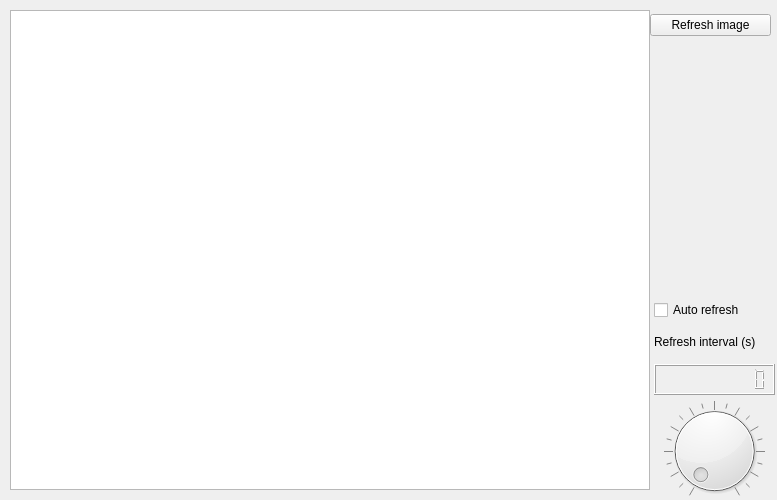
Above: clientapps/SensorTest/widgets/qcamerawidget.ui from keigezellig/fruitHAP before the change. Below: the same form after it.
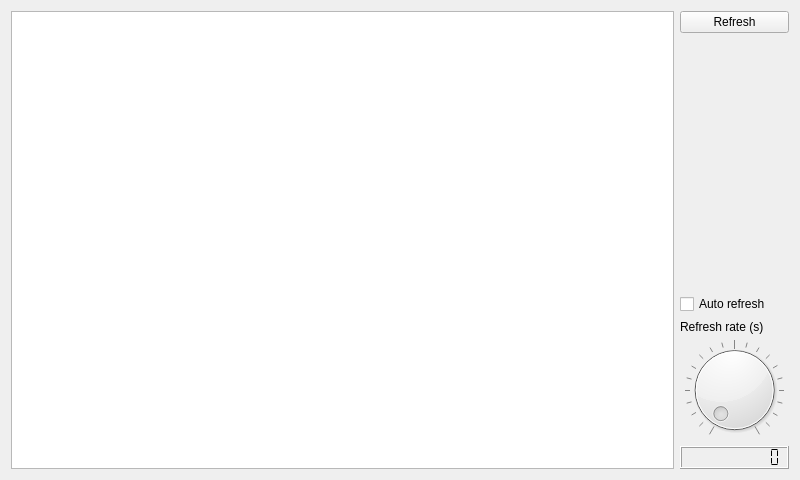
That is the form after the change.

What changed in the file:
```diff
--- a/clientapps/SensorTest/widgets/qcamerawidget.ui
+++ b/clientapps/SensorTest/widgets/qcamerawidget.ui
@@ -6,110 +6,101 @@
    <rect>
     <x>0</x>
     <y>0</y>
-    <width>777</width>
-    <height>500</height>
+    <width>800</width>
+    <height>480</height>
    </rect>
   </property>
   <property name="sizePolicy">
-   <sizepolicy hsizetype="Fixed" vsizetype="Fixed">
+   <sizepolicy hsizetype="Minimum" vsizetype="Minimum">
     <horstretch>0</horstretch>
     <verstretch>0</verstretch>
    </sizepolicy>
   </property>
+  <property name="minimumSize">
+   <size>
+    <width>800</width>
+    <height>480</height>
+   </size>
+  </property>
+  <property name="maximumSize">
+   <size>
+    <width>800</width>
+    <height>480</height>
+   </size>
+  </property>
   <property name="windowTitle">
    <string>Form</string>
   </property>
-  <widget class="QGraphicsView" name="graphicsView">
-   <property name="geometry">
-    <rect>
-     <x>10</x>
-     <y>10</y>
-     <width>640</width>
-     <height>480</height>
-    </rect>
-   </property>
-   <property name="sizePolicy">
-    <sizepolicy hsizetype="Fixed" vsizetype="Fixed">
-     <horstretch>0</horstretch>
-     <verstretch>0</verstretch>
-    </sizepolicy>
-   </property>
-  </widget>
-  <widget class="QWidget" name="verticalLayoutWidget">
-   <property name="geometry">
-    <rect>
-     <x>654</x>
-     <y>300</y>
-     <width>121</width>
-     <height>201</height>
-    </rect>
-   </property>
-   <layout class="QVBoxLayout" name="verticalLayout">
+  <layout class="QHBoxLayout" name="horizontalLayout">
+   <item>
+    <widget class="QGraphicsView" name="graphicsView"/>
+   </item>
+   <item>
+    <layout class="QVBoxLayout" name="verticalLayout_3">
+     <item>
+      <widget class="QPushButton" name="btnRefresh">
+       <property name="text">
+        <string>Refresh</string>
+       </property>
+      </widget>
+     </item>
+     <item>
+      <spacer name="verticalSpacer">
+       <property name="orientation">
+        <enum>Qt::Vertical</enum>
+       </property>
+       <property name="sizeHint" stdset="0">
+        <size>
+         <width>20</width>
+         <height>40</height>
+        </size>
+       </property>
+      </spacer>
+     </item>
     <item>
-     <widget class="QCheckBox" name="checkBox">
+      <widget class="QCheckBox" name="chkAutoRefresh">
       <property name="text">
        <string>Auto refresh</string>
       </property>
      </widget>
     </item>
     <item>
-     <layout class="QVBoxLayout" name="verticalLayout_2">
+      <layout class="QVBoxLayout" name="verticalLayout">
       <item>
        <widget class="QLabel" name="label">
         <property name="text">
-         <string>Refresh interval (s)</string>
+          <string>Refresh rate (s)</string>
         </property>
        </widget>
       </item>
       <item>
-       <widget class="QLCDNumber" name="lcdNumber">
-        <property name="digitCount">
-         <number>10</number>
-        </property>
-        <property name="mode">
-         <enum>QLCDNumber::Bin</enum>
-        </property>
-       </widget>
-      </item>
-      <item>
-       <widget class="QDial" name="dial">
-        <property name="orientation">
-         <enum>Qt::Horizontal</enum>
-        </property>
-        <property name="invertedAppearance">
-         <bool>false</bool>
+        <widget class="QDial" name="dialRefreshInterval">
+         <property name="maximum">
+          <number>60</number>
         </property>
         <property name="notchTarget">
-         <double>5.000000000000000</double>
+          <double>6.000000000000000</double>
         </property>
         <property name="notchesVisible">
          <bool>true</bool>
         </property>
        </widget>
       </item>
-     </layout>
-    </item>
-   </layout>
-  </widget>
-  <widget class="QWidget" name="verticalLayoutWidget_3">
-   <property name="geometry">
-    <rect>
-     <x>650</x>
-     <y>10</y>
-     <width>121</width>
-     <height>31</height>
-    </rect>
-   </property>
-   <layout class="QVBoxLayout" name="verticalLayout_3">
     <item>
-     <widget class="QPushButton" name="pushButton">
-      <property name="text">
-       <string>Refresh image</string>
-      </property>
+        <widget class="QLCDNumber" name="lcdRefreshInterval">
+         <property name="digitCount">
+          <number>10</number>
+         </property>
+         <property name="segmentStyle">
+          <enum>QLCDNumber::Flat</enum>
+         </property>
      </widget>
     </item>
    </layout>
-  </widget>
+     </item>
+    </layout>
+   </item>
+  </layout>
  </widget>
  <resources/>
  <connections/>
```
Left out of the diff: 19 changed lines with no effect on the pictures. Lines whose indentation alone changed are shown as unchanged.
